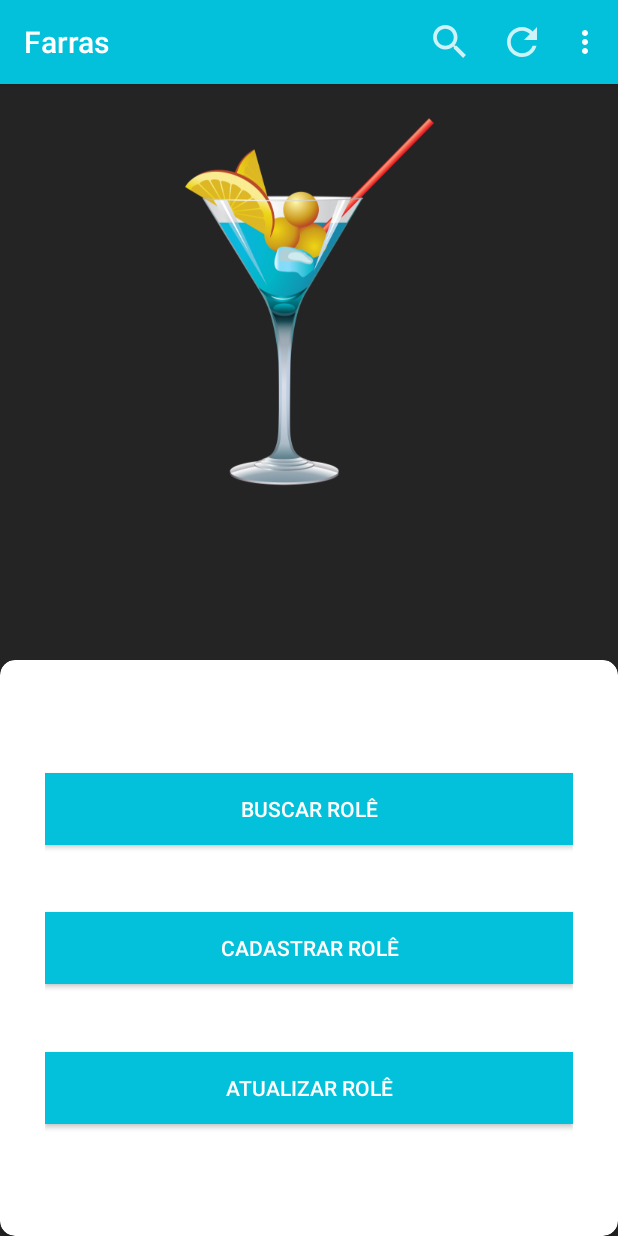
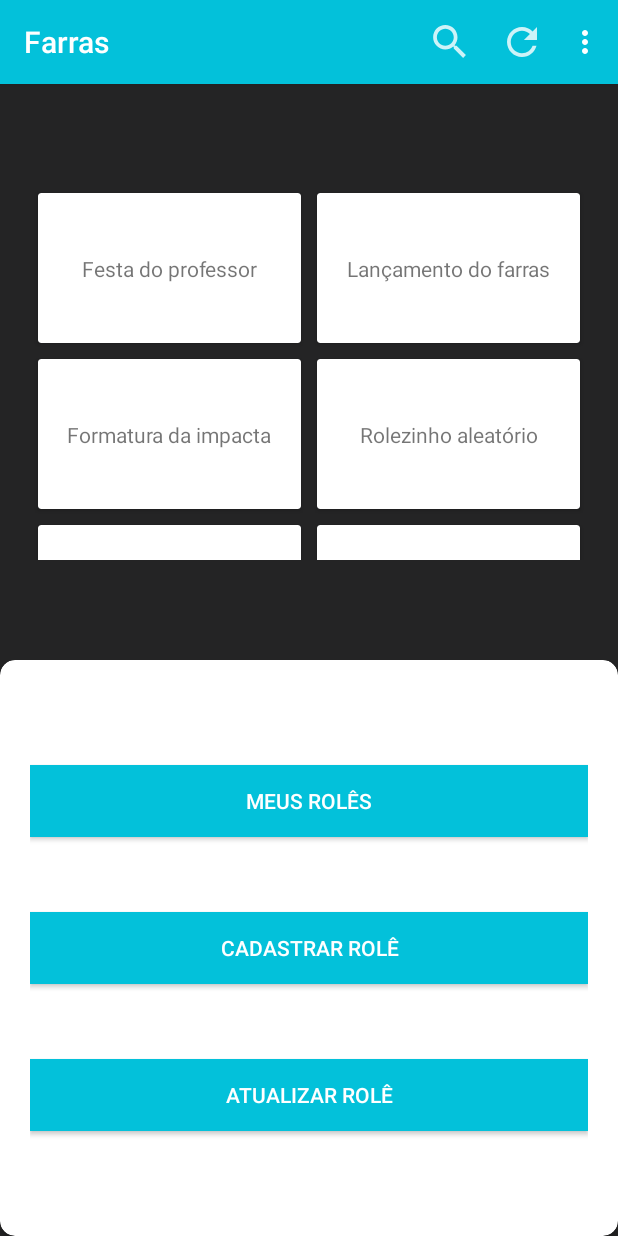
Before and after one commit to PauloFerreira00/projeto_ddm, an Android app: the screen it shows after launch (MainActivity), on a phone screen of 412 x 824 dp. Run offline under Robolectric (Android 15) with nearby library versions, the phone set to English and light mode, and no system bars.

Commit message:
Criando listagem dos eventos, barra de busca e ajustando botões

```diff
--- a/appzinho/app/src/main/java/br/com/farras/appzinho/features/main/MainActivity.kt
+++ b/appzinho/app/src/main/java/br/com/farras/appzinho/features/main/MainActivity.kt
@@ -1,14 +1,22 @@
 package br.com.farras.appzinho.features.main
 
+import android.app.SearchManager
+import android.content.Context
 import androidx.appcompat.app.AppCompatActivity
 import android.os.Bundle
 import android.view.Menu
 import android.view.MenuItem
+import android.view.View
+import androidx.appcompat.widget.SearchView
+import androidx.recyclerview.widget.GridLayoutManager
+import androidx.recyclerview.widget.LinearLayoutManager
 import br.com.farras.appzinho.R
 import br.com.farras.appzinho.features.generic.GenericActivity
-import br.com.farras.appzinho.features.register.RegisterActivity
-import kotlinx.android.synthetic.main.activity_login.*
 import kotlinx.android.synthetic.main.activity_main.*
+import kotlinx.coroutines.Dispatchers
+import kotlinx.coroutines.GlobalScope
+import kotlinx.coroutines.delay
+import kotlinx.coroutines.launch
 import org.jetbrains.anko.startActivity
 import org.jetbrains.anko.toast
 
@@ -19,17 +27,38 @@ class MainActivity : AppCompatActivity() {
         setContentView(R.layout.activity_main)
 
         setupEvents()
+        setupView()
     }
 
     override fun onCreateOptionsMenu(menu: Menu?): Boolean {
         menuInflater.inflate(R.menu.main, menu)
+
+        val searchItem: MenuItem? = menu?.findItem(R.id.action_search)
+        val searchManager = getSystemService(Context.SEARCH_SERVICE) as SearchManager
+        val searchView: SearchView? = searchItem?.actionView as SearchView
+        searchView?.setSearchableInfo(searchManager.getSearchableInfo(componentName))
+
+        searchView?.setOnQueryTextListener(object : SearchView.OnQueryTextListener {
+
+            override fun onQueryTextChange(newText: String): Boolean {
+                if (newText.count() != 0) {
+                    toast("Texto digitado: ${newText}")
+                }
+                return false
+            }
+
+            override fun onQueryTextSubmit(query: String): Boolean {
+                toast("Evento buscado: ${query}")
+                return false
+            }
+
+        })
         return super.onCreateOptionsMenu(menu)
     }
 
     override fun onOptionsItemSelected(item: MenuItem?): Boolean {
 
         when (item?.itemId) {
-            R.id.action_search -> toast("Buscar")
             R.id.action_logout -> finish()
             R.id.action_refresh -> showProgressBar()
         }
@@ -38,12 +67,30 @@ class MainActivity : AppCompatActivity() {
     }
 
     private fun showProgressBar() {
+        rv_events.visibility = View.INVISIBLE
 
+        pb_loading.show()
+
+        GlobalScope.launch(context = Dispatchers.Main) {
+            delay(10000)
+
+            rv_events.visibility = View.VISIBLE
+
+            pb_loading.hide()
+        }
+    }
+
+    private fun setupView() {
+        val events = RecyclerViewMock().events
+        val adapter = MainAdapter(events)
+
+        rv_events.layoutManager = GridLayoutManager(this, 2)
+        rv_events.adapter = adapter
     }
 
     private fun setupEvents() {
-        bt_search_event.setOnClickListener {
-            showGenericActivity(bt_search_event.text.toString())
+        bt_my_events.setOnClickListener {
+            showGenericActivity(bt_my_events.text.toString())
         }
 
         bt_register_event.setOnClickListener {
@@ -58,4 +105,25 @@ class MainActivity : AppCompatActivity() {
     private fun showGenericActivity(title: String) {
         startActivity<GenericActivity>("title" to title)
     }
+
+    class RecyclerViewMock {
+        val events: List<String> = listOf(
+            "Festa do professor",
+            "Lançamento do farras",
+            "Formatura da impacta",
+            "Rolezinho aleatório",
+            "Festa do professor",
+            "Lançamento do farras",
+            "Formatura da impacta",
+            "Rolezinho aleatório",
+            "Festa do professor",
+            "Lançamento do farras",
+            "Formatura da impacta",
+            "Rolezinho aleatório",
+            "Festa do professor",
+            "Lançamento do farras",
+            "Formatura da impacta",
+            "Rolezinho aleatório"
+        )
+    }
 }
--- a/appzinho/app/src/main/res/layout/activity_main.xml
+++ b/appzinho/app/src/main/res/layout/activity_main.xml
@@ -7,15 +7,26 @@
     android:background="@color/colorPrimaryDark"
     tools:context=".features.main.MainActivity">
 
-    <androidx.appcompat.widget.AppCompatImageView
-        android:id="@+id/iv_logo"
+    <androidx.core.widget.ContentLoadingProgressBar
+        android:id="@+id/pb_loading"
         android:layout_width="wrap_content"
+        android:layout_height="wrap_content"
+        style="?android:attr/progressBarStyleLarge"
+        android:visibility="gone"
+        app:layout_constraintTop_toTopOf="@+id/rv_events"
+        app:layout_constraintBottom_toBottomOf="@+id/rv_events"
+        app:layout_constraintStart_toStartOf="@+id/rv_events"
+        app:layout_constraintEnd_toEndOf="@+id/rv_events"/>
+
+    <androidx.recyclerview.widget.RecyclerView
+        android:id="@+id/rv_events"
+        android:layout_width="match_parent"
         android:layout_height="250dp"
-        android:src="@drawable/logo"
-        android:layout_marginTop="20dp"
+        android:layout_margin="20dp"
         app:layout_constraintEnd_toEndOf="parent"
         app:layout_constraintStart_toStartOf="parent"
-        app:layout_constraintTop_toTopOf="parent" />
+        app:layout_constraintTop_toTopOf="parent"
+        app:layout_constraintBottom_toTopOf="@id/gl_reference"/>
 
     <androidx.constraintlayout.widget.Guideline
         android:id="@+id/gl_reference"
@@ -36,13 +47,13 @@
         <androidx.constraintlayout.widget.ConstraintLayout
             android:layout_width="match_parent"
             android:layout_height="match_parent"
-            android:padding="30dp">
+            android:padding="20dp">
 
             <androidx.appcompat.widget.AppCompatButton
-                android:id="@+id/bt_search_event"
+                android:id="@+id/bt_my_events"
                 android:layout_width="match_parent"
                 android:layout_height="wrap_content"
-                android:text="Buscar rolê"
+                android:text="Meus rolês"
                 android:background="@color/colorPrimary"
                 android:textColor="@android:color/white"
                 app:layout_constraintBottom_toTopOf="@id/bt_register_event"
@@ -60,7 +71,7 @@
                 app:layout_constraintBottom_toBottomOf="@id/bt_update_event"
                 app:layout_constraintEnd_toEndOf="parent"
                 app:layout_constraintStart_toStartOf="parent"
-                app:layout_constraintTop_toBottomOf="@id/bt_search_event" />
+                app:layout_constraintTop_toBottomOf="@id/bt_my_events" />
 
             <androidx.appcompat.widget.AppCompatButton
                 android:id="@+id/bt_update_event"
--- /dev/null
+++ b/appzinho/app/src/main/res/layout/item_event.xml
@@ -0,0 +1,27 @@
+<?xml version="1.0" encoding="utf-8"?>
+
+<androidx.cardview.widget.CardView xmlns:android="http://schemas.android.com/apk/res/android"
+    android:layout_width="match_parent"
+    android:layout_height="100dp"
+    android:layout_marginStart="5dp"
+    android:layout_marginEnd="5dp"
+    android:layout_marginTop="5dp"
+    android:layout_marginBottom="5dp"
+    xmlns:app="http://schemas.android.com/apk/res-auto">
+
+    <androidx.constraintlayout.widget.ConstraintLayout
+        android:layout_width="match_parent"
+        android:layout_height="match_parent">
+
+        <androidx.appcompat.widget.AppCompatTextView
+            android:id="@+id/tv_event_name"
+            android:layout_width="match_parent"
+            android:layout_height="wrap_content"
+            android:gravity="center"
+            app:layout_constraintTop_toTopOf="parent"
+            app:layout_constraintBottom_toBottomOf="parent"
+            app:layout_constraintStart_toStartOf="parent"
+            app:layout_constraintEnd_toEndOf="parent"/>
+
+    </androidx.constraintlayout.widget.ConstraintLayout>
+</androidx.cardview.widget.CardView>
```
